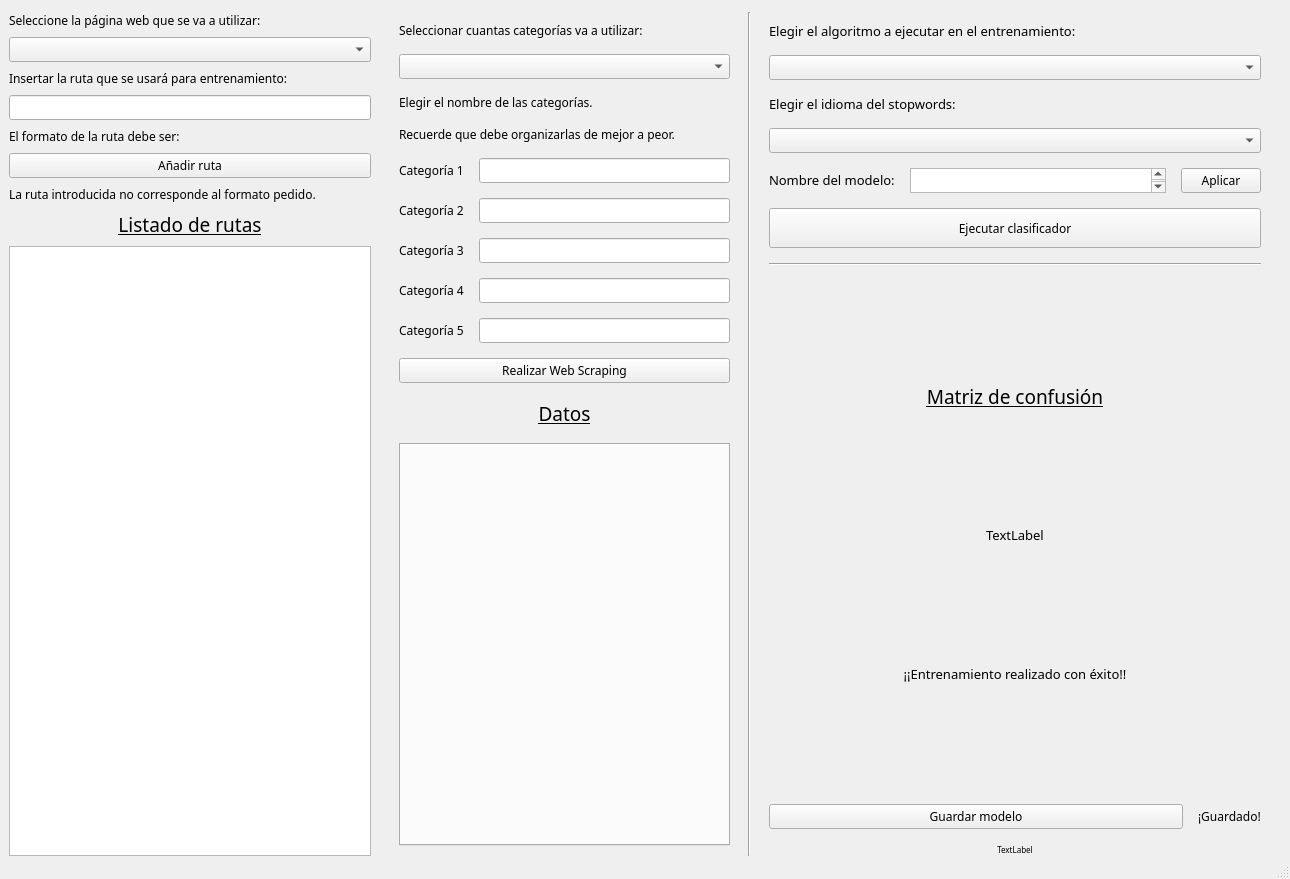
This is Resources/UI/VentanaEntrenamientoWeb.ui in 40CompilerErrors/Proyecto2 as Qt 5 draws it before an edit. The edited form follows.
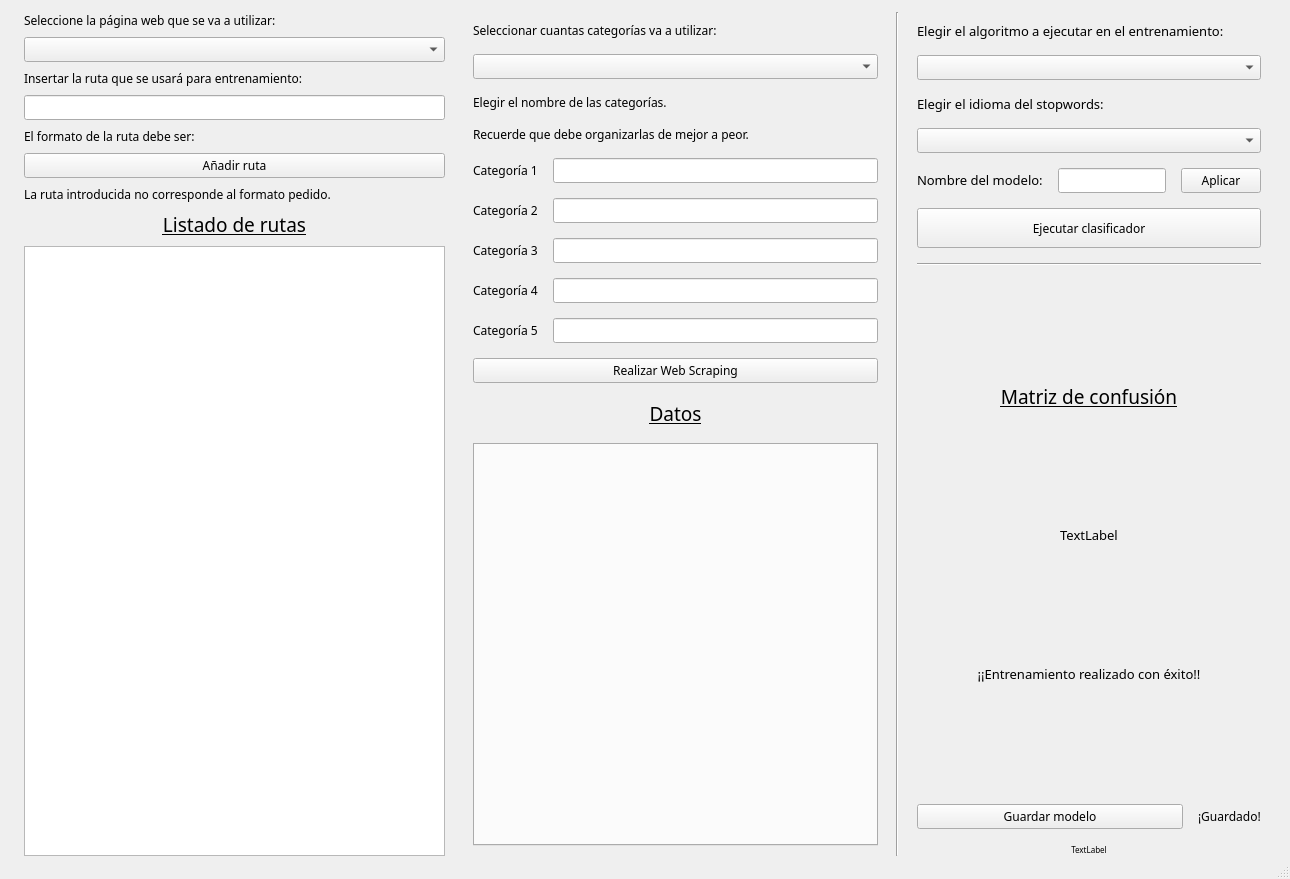
This is the edited form. Icons and pictures are not drawn.

```diff
--- a/Resources/UI/VentanaEntrenamientoWeb.ui
+++ b/Resources/UI/VentanaEntrenamientoWeb.ui
@@ -32,6 +32,9 @@
     </property>
     <item>
      <layout class="QVBoxLayout" name="verticalLayout_2">
+      <property name="leftMargin">
+       <number>15</number>
+      </property>
       <item>
        <widget class="QLabel" name="label_15">
         <property name="text">
@@ -363,6 +366,9 @@
       </item>
       <item>
        <layout class="QHBoxLayout" name="horizontalLayout_3">
+        <property name="sizeConstraint">
+         <enum>QLayout::SetMaximumSize</enum>
+        </property>
         <item>
          <widget class="QLabel" name="label_7">
           <property name="sizePolicy">
@@ -383,25 +389,13 @@
          </widget>
         </item>
         <item>
-         <widget class="QTextEdit" name="textField_nombreModelo">
+         <widget class="QLineEdit" name="modelName_text">
           <property name="sizePolicy">
-           <sizepolicy hsizetype="Fixed" vsizetype="Fixed">
+           <sizepolicy hsizetype="Preferred" vsizetype="Fixed">
             <horstretch>0</horstretch>
             <verstretch>0</verstretch>
            </sizepolicy>
           </property>
-          <property name="minimumSize">
-           <size>
-            <width>0</width>
-            <height>15</height>
-           </size>
-          </property>
-          <property name="font">
-           <font>
-            <family>Questrial</family>
-            <pointsize>9</pointsize>
-           </font>
-          </property>
          </widget>
         </item>
         <item>
```
Left out of the diff: 2 changed lines with no effect on the pictures.
